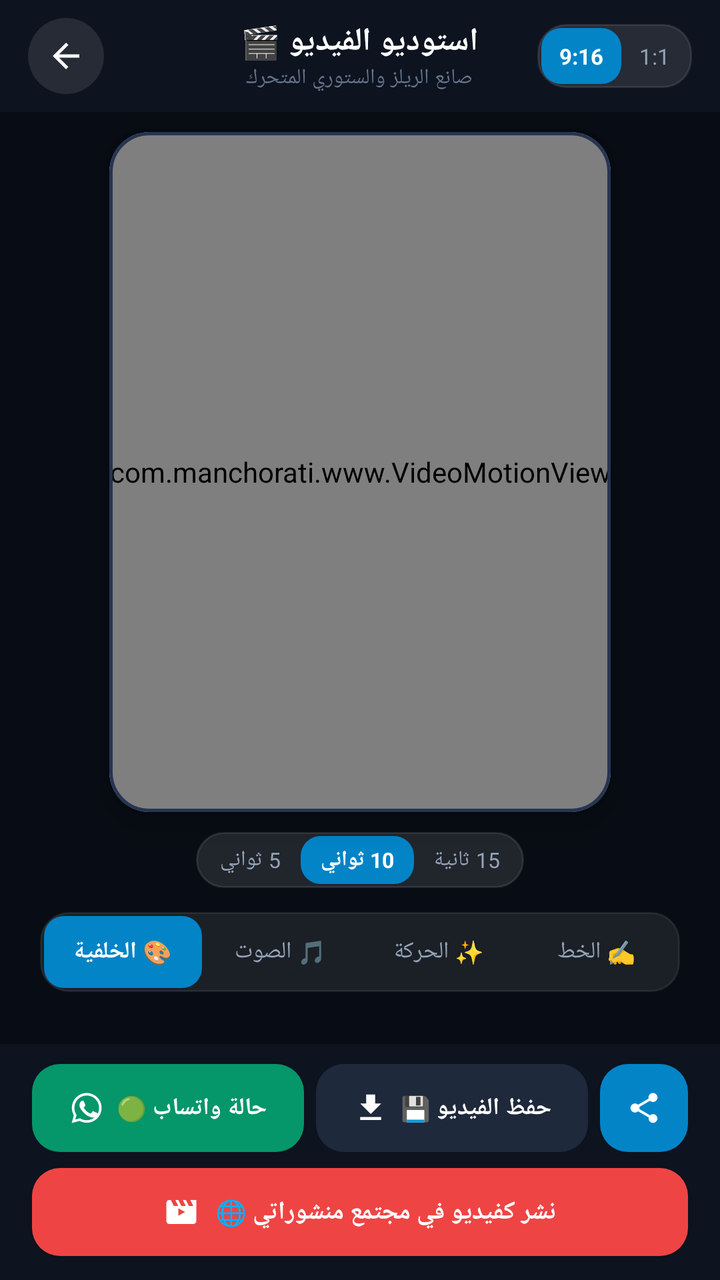
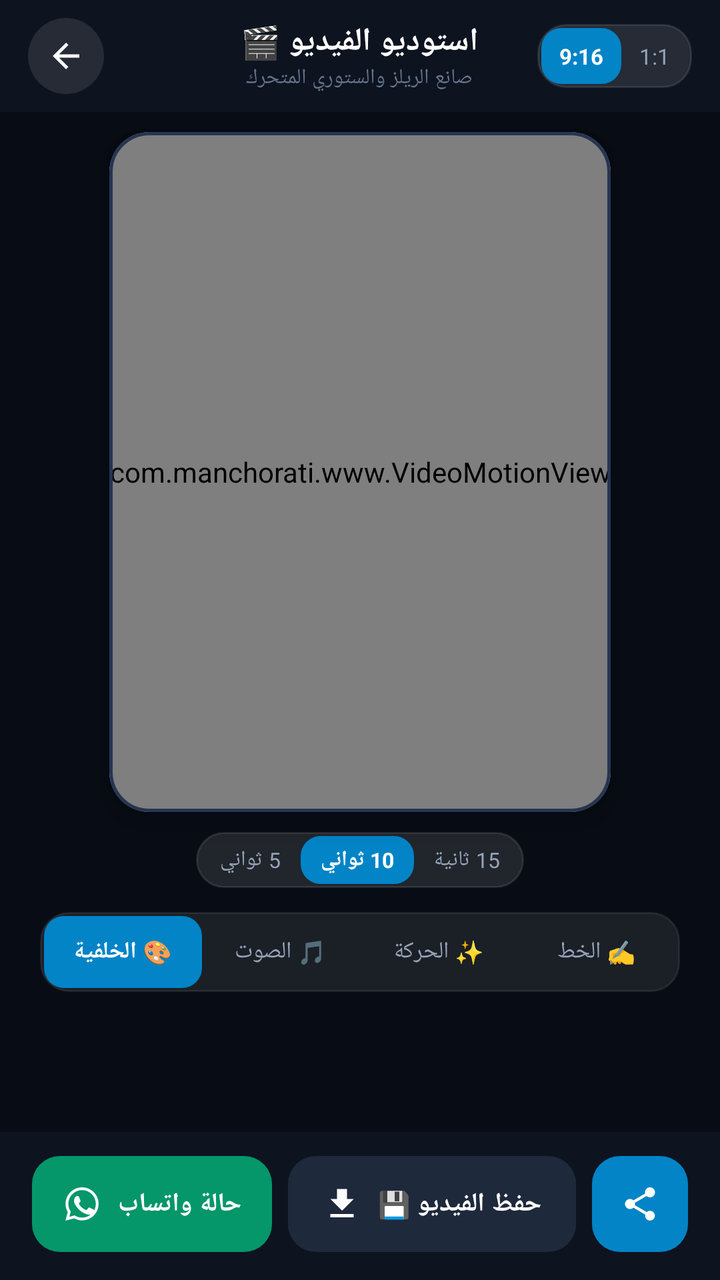

Screens rendered from an Android XML layout before and after an edit, with the pre-edit source and the edit as a unified diff.
<!-- AndroidManifest.xml: application theme Theme.Material3.DayNight.NoActionBar -->
<!-- res/layout/activity_video_studio.xml -->
<?xml version="1.0" encoding="utf-8"?>
<LinearLayout xmlns:android="http://schemas.android.com/apk/res/android"
    xmlns:app="http://schemas.android.com/apk/res-auto"
    xmlns:tools="http://schemas.android.com/tools"
    android:layout_width="match_parent"
    android:layout_height="match_parent"
    android:background="#080C14"
    android:orientation="vertical">

    
    <LinearLayout
        android:id="@+id/layoutStudioHeader"
        android:layout_width="match_parent"
        android:layout_height="wrap_content"
        android:background="#0D131F"
        android:orientation="vertical">

        
        <View
            android:id="@+id/statusBarSpacer"
            android:layout_width="match_parent"
            android:layout_height="0dp" />

        
        <RelativeLayout
            android:layout_width="match_parent"
            android:layout_height="56dp"
            android:paddingHorizontal="14dp">

            
            <FrameLayout
                android:id="@+id/btnBackContainer"
                android:layout_width="38dp"
                android:layout_height="38dp"
                android:layout_alignParentStart="true"
                android:layout_centerVertical="true"
                android:background="@drawable/bg_send_comment_circle"
                android:backgroundTint="#1AFFFFFF"
                android:clickable="true"
                android:focusable="true">

                <ImageView
                    android:id="@+id/btnBack"
                    android:layout_width="20dp"
                    android:layout_height="20dp"
                    android:layout_gravity="center"
                    android:src="@drawable/ic_arrow_back"
                    app:tint="#FFFFFF" />
            </FrameLayout>

            
            <LinearLayout
                android:layout_width="wrap_content"
                android:layout_height="wrap_content"
                android:layout_centerInParent="true"
                android:gravity="center"
                android:orientation="vertical">

                <TextView
                    android:layout_width="wrap_content"
                    android:layout_height="wrap_content"
                    android:text="استوديو الفيديو 🎬"
                    android:textColor="#FFFFFF"
                    android:textSize="16sp"
                    android:textStyle="bold" />

                <TextView
                    android:layout_width="wrap_content"
                    android:layout_height="wrap_content"
                    android:text="صانع الريلز والستوري المتحرك"
                    android:textColor="#64748B"
                    android:textSize="10.5sp" />
            </LinearLayout>

            
            <LinearLayout
                android:layout_width="wrap_content"
                android:layout_height="32dp"
                android:layout_alignParentEnd="true"
                android:layout_centerVertical="true"
                android:background="@drawable/bg_segment_container"
                android:backgroundTint="#1AFFFFFF"
                android:orientation="horizontal"
                android:padding="2dp">

                <TextView
                    android:id="@+id/btnRatioStory"
                    android:layout_width="wrap_content"
                    android:layout_height="match_parent"
                    android:background="@drawable/bg_segment_btn_active"
                    android:clickable="true"
                    android:focusable="true"
                    android:gravity="center"
                    android:paddingHorizontal="9dp"
                    android:text="9:16"
                    android:textColor="#FFFFFF"
                    android:textSize="11sp"
                    android:textStyle="bold" />

                <TextView
                    android:id="@+id/btnRatioSquare"
                    android:layout_width="wrap_content"
                    android:layout_height="match_parent"
                    android:background="@null"
                    android:clickable="true"
                    android:focusable="true"
                    android:gravity="center"
                    android:paddingHorizontal="9dp"
                    android:text="1:1"
                    android:textColor="#94A3B8"
                    android:textSize="11sp" />
            </LinearLayout>
        </RelativeLayout>
    </LinearLayout>

    
    <ScrollView
        android:layout_width="match_parent"
        android:layout_height="0dp"
        android:layout_weight="1"
        android:fillViewport="true"
        android:scrollbars="none">

        <LinearLayout
            android:layout_width="match_parent"
            android:layout_height="wrap_content"
            android:gravity="center_horizontal"
            android:orientation="vertical"
            android:paddingBottom="16dp">

            
            <com.google.android.material.card.MaterialCardView
                android:id="@+id/cardPreviewMockup"
                android:layout_width="wrap_content"
                android:layout_height="340dp"
                android:layout_gravity="center_horizontal"
                android:layout_marginTop="10dp"
                app:cardBackgroundColor="#050811"
                app:cardCornerRadius="20dp"
                app:cardElevation="8dp"
                app:strokeColor="#253552"
                app:strokeWidth="1.5dp"
                app:cardPreventCornerOverlap="true">

                <FrameLayout
                    android:layout_width="wrap_content"
                    android:layout_height="match_parent">

                    <com.manchorati.www.VideoMotionView
                        android:id="@+id/videoMotionView"
                        android:layout_width="wrap_content"
                        android:layout_height="match_parent"
                        android:layout_gravity="center" />

                    
                    <ImageView
                        android:id="@+id/ivPlayPauseIndicator"
                        android:layout_width="56dp"
                        android:layout_height="56dp"
                        android:layout_gravity="center"
                        android:background="@drawable/bg_send_comment_circle"
                        android:backgroundTint="#80000000"
                        android:padding="16dp"
                        android:src="@drawable/ic_video_play"
                        android:visibility="gone"
                        app:tint="#FFFFFF" />

                </FrameLayout>
            </com.google.android.material.card.MaterialCardView>

            
            <LinearLayout
                android:layout_width="wrap_content"
                android:layout_height="28dp"
                android:layout_marginTop="10dp"
                android:background="@drawable/bg_segment_container"
                android:backgroundTint="#1AFFFFFF"
                android:orientation="horizontal"
                android:padding="2dp">

                <TextView
                    android:id="@+id/btnDur5s"
                    android:layout_width="wrap_content"
                    android:layout_height="match_parent"
                    android:background="@null"
                    android:clickable="true"
                    android:focusable="true"
                    android:gravity="center"
                    android:paddingHorizontal="10dp"
                    android:text="5 ثواني"
                    android:textColor="#94A3B8"
                    android:textSize="10.5sp" />

                <TextView
                    android:id="@+id/btnDur10s"
                    android:layout_width="wrap_content"
                    android:layout_height="match_parent"
                    android:background="@drawable/bg_segment_btn_active"
                    android:clickable="true"
                    android:focusable="true"
                    android:gravity="center"
                    android:paddingHorizontal="10dp"
                    android:text="10 ثواني"
                    android:textColor="#FFFFFF"
                    android:textSize="10.5sp"
                    android:textStyle="bold" />

                <TextView
                    android:id="@+id/btnDur15s"
                    android:layout_width="wrap_content"
                    android:layout_height="match_parent"
                    android:background="@null"
                    android:clickable="true"
                    android:focusable="true"
                    android:gravity="center"
                    android:paddingHorizontal="10dp"
                    android:text="15 ثانية"
                    android:textColor="#94A3B8"
                    android:textSize="10.5sp" />
            </LinearLayout>

            
            <LinearLayout
                android:id="@+id/layoutCustomMediaWarning"
                android:layout_width="match_parent"
                android:layout_height="wrap_content"
                android:layout_marginHorizontal="20dp"
                android:layout_marginTop="10dp"
                android:background="@drawable/bg_card_white"
                android:backgroundTint="#1F991B1B"
                android:gravity="center_vertical"
                android:orientation="horizontal"
                android:padding="10dp"
                android:visibility="gone"
                tools:visibility="visible">

                <TextView
                    android:layout_width="wrap_content"
                    android:layout_height="wrap_content"
                    android:text="🔒"
                    android:textSize="16sp" />

                <TextView
                    android:layout_width="0dp"
                    android:layout_height="wrap_content"
                    android:layout_marginStart="8dp"
                    android:layout_weight="1"
                    android:text="محتوى مخصص: متاح للتصدير والمشاركة على واتساب وتطبيقات التواصل فقط (لحفظ الخصوصية وحقوق الملكية)."
                    android:textColor="#FCA5A5"
                    android:textSize="11sp" />
            </LinearLayout>

            
            <LinearLayout
                android:layout_width="match_parent"
                android:layout_height="40dp"
                android:layout_marginHorizontal="20dp"
                android:layout_marginTop="12dp"
                android:background="@drawable/bg_segment_container"
                android:backgroundTint="#14FFFFFF"
                android:orientation="horizontal"
                android:padding="2dp">

                <TextView
                    android:id="@+id/tabMotion"
                    android:layout_width="0dp"
                    android:layout_height="match_parent"
                    android:layout_weight="1"
                    android:background="@drawable/bg_segment_btn_active"
                    android:clickable="true"
                    android:focusable="true"
                    android:gravity="center"
                    android:text="🎨 الخلفية"
                    android:textColor="#FFFFFF"
                    android:textSize="11.5sp"
                    android:textStyle="bold" />

                <TextView
                    android:id="@+id/tabAudio"
                    android:layout_width="0dp"
                    android:layout_height="match_parent"
                    android:layout_weight="1"
                    android:background="@null"
                    android:clickable="true"
                    android:focusable="true"
                    android:gravity="center"
                    android:text="🎵 الصوت"
                    android:textColor="#94A3B8"
                    android:textSize="11.5sp" />

                <TextView
                    android:id="@+id/tabAnim"
                    android:layout_width="0dp"
                    android:layout_height="match_parent"
                    android:layout_weight="1"
                    android:background="@null"
                    android:clickable="true"
                    android:focusable="true"
                    android:gravity="center"
                    android:text="✨ الحركة"
                    android:textColor="#94A3B8"
                    android:textSize="11.5sp" />

                <TextView
                    android:id="@+id/tabFont"
                    android:layout_width="0dp"
                    android:layout_height="match_parent"
                    android:layout_weight="1"
                    android:background="@null"
                    android:clickable="true"
                    android:focusable="true"
                    android:gravity="center"
                    android:text="✍️ الخط"
                    android:textColor="#94A3B8"
                    android:textSize="11.5sp" />
            </LinearLayout>

            
            <HorizontalScrollView
                android:id="@+id/scrollMotion"
                android:layout_width="match_parent"
                android:layout_height="wrap_content"
                android:layout_marginTop="10dp"
                android:clipToPadding="false"
                android:paddingHorizontal="20dp"
                android:scrollbars="none">

                <LinearLayout
                    android:id="@+id/layoutMotionPresets"
                    android:layout_width="wrap_content"
                    android:layout_height="wrap_content"
                    android:orientation="horizontal" />
            </HorizontalScrollView>

            
            <HorizontalScrollView
                android:id="@+id/scrollAudio"
                android:layout_width="match_parent"
                android:layout_height="wrap_content"
                android:layout_marginTop="10dp"
                android:clipToPadding="false"
                android:paddingHorizontal="20dp"
                android:scrollbars="none"
                android:visibility="gone">

                <LinearLayout
                    android:id="@+id/layoutAudioPresets"
                    android:layout_width="wrap_content"
                    android:layout_height="wrap_content"
                    android:orientation="horizontal" />
            </HorizontalScrollView>

            
            <HorizontalScrollView
                android:id="@+id/scrollAnim"
                android:layout_width="match_parent"
                android:layout_height="wrap_content"
                android:layout_marginTop="10dp"
                android:clipToPadding="false"
                android:paddingHorizontal="20dp"
                android:scrollbars="none"
                android:visibility="gone">

                <LinearLayout
                    android:id="@+id/layoutAnimStyles"
                    android:layout_width="wrap_content"
                    android:layout_height="wrap_content"
                    android:orientation="horizontal" />
            </HorizontalScrollView>

            
            <HorizontalScrollView
                android:id="@+id/scrollFont"
                android:layout_width="match_parent"
                android:layout_height="wrap_content"
                android:layout_marginTop="10dp"
                android:clipToPadding="false"
                android:paddingHorizontal="20dp"
                android:scrollbars="none"
                android:visibility="gone">

                <LinearLayout
                    android:id="@+id/layoutFontPresets"
                    android:layout_width="wrap_content"
                    android:layout_height="wrap_content"
                    android:orientation="horizontal" />
            </HorizontalScrollView>

        </LinearLayout>
    </ScrollView>

    
    <LinearLayout
        android:id="@+id/layoutBottomDock"
        android:layout_width="match_parent"
        android:layout_height="wrap_content"
        android:background="#0D131F"
        android:orientation="vertical"
        android:paddingHorizontal="16dp"
        android:paddingTop="10dp"
        android:paddingBottom="12dp">

        
        <LinearLayout
            android:layout_width="match_parent"
            android:layout_height="44dp"
            android:orientation="horizontal">

            
            <LinearLayout
                android:id="@+id/btnShareWhatsApp"
                android:layout_width="0dp"
                android:layout_height="match_parent"
                android:layout_marginEnd="6dp"
                android:layout_weight="1"
                android:background="@drawable/bg_button_gradient_primary"
                android:backgroundTint="#059669"
                android:clickable="true"
                android:focusable="true"
                android:gravity="center"
                android:orientation="horizontal">

                <ImageView
                    android:layout_width="18dp"
                    android:layout_height="18dp"
                    android:src="@drawable/ic_whatsapp"
                    app:tint="#FFFFFF" />

                <TextView
                    android:layout_width="wrap_content"
                    android:layout_height="wrap_content"
                    android:layout_marginStart="6dp"
                    android:text="حالة واتساب 🟢"
                    android:textColor="#FFFFFF"
                    android:textSize="12sp"
                    android:textStyle="bold" />
            </LinearLayout>

            
            <LinearLayout
                android:id="@+id/btnSaveGallery"
                android:layout_width="0dp"
                android:layout_height="match_parent"
                android:layout_marginEnd="6dp"
                android:layout_weight="1"
                android:background="@drawable/bg_button_gradient_primary"
                android:backgroundTint="#1E293B"
                android:clickable="true"
                android:focusable="true"
                android:gravity="center"
                android:orientation="horizontal">

                <ImageView
                    android:layout_width="18dp"
                    android:layout_height="18dp"
                    android:src="@drawable/ic_download"
                    app:tint="#FFFFFF" />

                <TextView
                    android:layout_width="wrap_content"
                    android:layout_height="wrap_content"
                    android:layout_marginStart="6dp"
                    android:text="حفظ الفيديو 💾"
                    android:textColor="#FFFFFF"
                    android:textSize="12sp"
                    android:textStyle="bold" />
            </LinearLayout>

            
            <FrameLayout
                android:id="@+id/btnShareGeneral"
                android:layout_width="44dp"
                android:layout_height="match_parent"
                android:background="@drawable/bg_button_gradient_primary"
                android:backgroundTint="#0284C7"
                android:clickable="true"
                android:focusable="true">

                <ImageView
                    android:layout_width="18dp"
                    android:layout_height="18dp"
                    android:layout_gravity="center"
                    android:src="@drawable/ic_share_card"
                    app:tint="#FFFFFF" />
            </FrameLayout>
        </LinearLayout>

        
        <LinearLayout
            android:id="@+id/btnPublishCommunity"
            android:layout_width="match_parent"
            android:layout_height="44dp"
            android:layout_marginTop="8dp"
            android:background="@drawable/bg_button_gradient_primary"
            android:backgroundTint="#EF4444"
            android:clickable="true"
            android:focusable="true"
            android:gravity="center"
            android:orientation="horizontal">

            <ImageView
                android:layout_width="18dp"
                android:layout_height="18dp"
                android:src="@drawable/ic_video_reel"
                app:tint="#FFFFFF" />

            <TextView
                android:layout_width="wrap_content"
                android:layout_height="wrap_content"
                android:layout_marginStart="8dp"
                android:text="نشر كفيديو في مجتمع منشوراتي 🌐"
                android:textColor="#FFFFFF"
                android:textSize="12.5sp"
                android:textStyle="bold" />
        </LinearLayout>
    </LinearLayout>

</LinearLayout>
<!-- resources referenced by this layout -->
<resources>
  <!-- drawable bg_button_gradient_primary (drawable) -->
  <?xml version="1.0" encoding="utf-8"?>
  <ripple xmlns:android="http://schemas.android.com/apk/res/android"
      android:color="#33FFFFFF">
      <item>
          <shape>
              <corners android:radius="14dp" />
              <gradient
                  android:startColor="#DC2626"
                  android:endColor="#EF4444"
                  android:angle="0" />
          </shape>
      </item>
  </ripple>
  <!-- drawable bg_card_white (drawable) -->
  <?xml version="1.0" encoding="utf-8"?>
  <shape xmlns:android="http://schemas.android.com/apk/res/android">
      <solid android:color="@color/bg_card" />
      <corners android:radius="16dp" />
      <stroke android:width="1dp" android:color="@color/divider_color" />
  </shape>
  <!-- drawable bg_segment_btn_active (drawable) -->
  <?xml version="1.0" encoding="utf-8"?>
  <shape xmlns:android="http://schemas.android.com/apk/res/android">
      <solid android:color="#0284C7" />
      <corners android:radius="10dp" />
  </shape>
  <!-- drawable bg_segment_container (drawable) -->
  <?xml version="1.0" encoding="utf-8"?>
  <shape xmlns:android="http://schemas.android.com/apk/res/android">
      <solid android:color="@color/bg_card" />
      <corners android:radius="14dp" />
      <stroke android:width="1dp" android:color="@color/divider_color" />
  </shape>
  <!-- drawable bg_send_comment_circle (drawable) -->
  <?xml version="1.0" encoding="utf-8"?>
  <shape xmlns:android="http://schemas.android.com/apk/res/android"
      android:shape="oval">
      <solid android:color="#0284C7" />
  </shape>
  <!-- drawable ic_arrow_back (drawable) -->
  <vector xmlns:android="http://schemas.android.com/apk/res/android"
      android:width="24dp"
      android:height="24dp"
      android:viewportWidth="24"
      android:viewportHeight="24"
      android:autoMirrored="true">
      <path
          android:fillColor="#FFFFFFFF"
          android:pathData="M20,11H7.83l5.59,-5.59L12,4l-8,8 8,8 1.41,-1.41L7.83,13H20v-2z"/>
  </vector>
  <!-- drawable ic_download (drawable) -->
  <vector xmlns:android="http://schemas.android.com/apk/res/android"
      android:width="24dp"
      android:height="24dp"
      android:viewportWidth="24"
      android:viewportHeight="24">
      <path
          android:fillColor="@android:color/white"
          android:pathData="M19,9h-4V3H9v6H5l7,7 7,-7zM5,18v2h14v-2H5z"/>
  </vector>
  <!-- drawable ic_video_play (drawable) -->
  <vector xmlns:android="http://schemas.android.com/apk/res/android"
      android:width="24dp"
      android:height="24dp"
      android:viewportWidth="24"
      android:viewportHeight="24">
    <path
        android:fillColor="#FFFFFFFF"
        android:pathData="M8,5.14v13.72a1,1 0 0,0 1.5,0.86l11,-6.86a1,1 0 0,0 0,-1.72l-11,-6.86A1,1 0 0,0 8,5.14z"/>
  </vector>
  <!-- drawable ic_video_reel (drawable) -->
  <vector xmlns:android="http://schemas.android.com/apk/res/android"
      android:width="24dp"
      android:height="24dp"
      android:viewportWidth="24"
      android:viewportHeight="24">
    <path
        android:fillColor="#FFFFFFFF"
        android:pathData="M18,4l2,4h-3l-2,-4h-2l2,4h-3l-2,-4H8l2,4H7L5,4H4c-1.1,0 -1.99,0.9 -1.99,2L2,18c0,1.1 0.9,2 2,2h16c1.1,0 2,-0.9 2,-2V4h-4zM10,14.5v-5l4.5,2.5 -4.5,2.5z"/>
  </vector>
  <color name="bg_card">#FFFFFF</color>
  <color name="divider_color">#E2E8F0</color>
  <!-- unchanged entries left out for length: 2 -->
</resources>

<!-- the commit's change to res/layout/activity_video_studio.xml (unified diff, before → after) -->
@@ -221,37 +221,6 @@
 
             
             <LinearLayout
-                android:id="@+id/layoutCustomMediaWarning"
-                android:layout_width="match_parent"
-                android:layout_height="wrap_content"
-                android:layout_marginHorizontal="20dp"
-                android:layout_marginTop="10dp"
-                android:background="@drawable/bg_card_white"
-                android:backgroundTint="#1F991B1B"
-                android:gravity="center_vertical"
-                android:orientation="horizontal"
-                android:padding="10dp"
-                android:visibility="gone"
-                tools:visibility="visible">
-
-                <TextView
-                    android:layout_width="wrap_content"
-                    android:layout_height="wrap_content"
-                    android:text="🔒"
-                    android:textSize="16sp" />
-
-                <TextView
-                    android:layout_width="0dp"
-                    android:layout_height="wrap_content"
-                    android:layout_marginStart="8dp"
-                    android:layout_weight="1"
-                    android:text="محتوى مخصص: متاح للتصدير والمشاركة على واتساب وتطبيقات التواصل فقط (لحفظ الخصوصية وحقوق الملكية)."
-                    android:textColor="#FCA5A5"
-                    android:textSize="11sp" />
-            </LinearLayout>
-
-            
-            <LinearLayout
                 android:layout_width="match_parent"
                 android:layout_height="40dp"
                 android:layout_marginHorizontal="20dp"
@@ -395,124 +364,88 @@
         android:layout_width="match_parent"
         android:layout_height="wrap_content"
         android:background="#0D131F"
-        android:orientation="vertical"
+        android:orientation="horizontal"
         android:paddingHorizontal="16dp"
-        android:paddingTop="10dp"
-        android:paddingBottom="12dp">
+        android:paddingTop="12dp"
+        android:paddingBottom="14dp">
 
         
         <LinearLayout
-            android:layout_width="match_parent"
-            android:layout_height="44dp"
-            android:orientation="horizontal">
-
-            
-            <LinearLayout
-                android:id="@+id/btnShareWhatsApp"
-                android:layout_width="0dp"
-                android:layout_height="match_parent"
-                android:layout_marginEnd="6dp"
-                android:layout_weight="1"
-                android:background="@drawable/bg_button_gradient_primary"
-                android:backgroundTint="#059669"
-                android:clickable="true"
-                android:focusable="true"
-                android:gravity="center"
-                android:orientation="horizontal">
-
-                <ImageView
-                    android:layout_width="18dp"
-                    android:layout_height="18dp"
-                    android:src="@drawable/ic_whatsapp"
-                    app:tint="#FFFFFF" />
-
-                <TextView
-                    android:layout_width="wrap_content"
-                    android:layout_height="wrap_content"
-                    android:layout_marginStart="6dp"
-                    android:text="حالة واتساب 🟢"
-                    android:textColor="#FFFFFF"
-                    android:textSize="12sp"
-                    android:textStyle="bold" />
-            </LinearLayout>
-
-            
-            <LinearLayout
-                android:id="@+id/btnSaveGallery"
-                android:layout_width="0dp"
-                android:layout_height="match_parent"
-                android:layout_marginEnd="6dp"
-                android:layout_weight="1"
-                android:background="@drawable/bg_button_gradient_primary"
-                android:backgroundTint="#1E293B"
-                android:clickable="true"
-                android:focusable="true"
-                android:gravity="center"
-                android:orientation="horizontal">
-
-                <ImageView
-                    android:layout_width="18dp"
-                    android:layout_height="18dp"
-                    android:src="@drawable/ic_download"
-                    app:tint="#FFFFFF" />
-
-                <TextView
-                    android:layout_width="wrap_content"
-                    android:layout_height="wrap_content"
-                    android:layout_marginStart="6dp"
-                    android:text="حفظ الفيديو 💾"
-                    android:textColor="#FFFFFF"
-                    android:textSize="12sp"
-                    android:textStyle="bold" />
-            </LinearLayout>
-
-            
-            <FrameLayout
-                android:id="@+id/btnShareGeneral"
-                android:layout_width="44dp"
-                android:layout_height="match_parent"
-                android:background="@drawable/bg_button_gradient_primary"
-                android:backgroundTint="#0284C7"
-                android:clickable="true"
-                android:focusable="true">
-
-                <ImageView
-                    android:layout_width="18dp"
-                    android:layout_height="18dp"
-                    android:layout_gravity="center"
-                    android:src="@drawable/ic_share_card"
-                    app:tint="#FFFFFF" />
-            </FrameLayout>
-        </LinearLayout>
-
-        
-        <LinearLayout
-            android:id="@+id/btnPublishCommunity"
-            android:layout_width="match_parent"
-            android:layout_height="44dp"
-            android:layout_marginTop="8dp"
+            android:id="@+id/btnShareWhatsApp"
+            android:layout_width="0dp"
+            android:layout_height="48dp"
+            android:layout_marginEnd="8dp"
+            android:layout_weight="1"
             android:background="@drawable/bg_button_gradient_primary"
-            android:backgroundTint="#EF4444"
+            android:backgroundTint="#059669"
             android:clickable="true"
             android:focusable="true"
             android:gravity="center"
             android:orientation="horizontal">
 
             <ImageView
-                android:layout_width="18dp"
-                android:layout_height="18dp"
-                android:src="@drawable/ic_video_reel"
+                android:layout_width="20dp"
+                android:layout_height="20dp"
+                android:src="@drawable/ic_whatsapp"
                 app:tint="#FFFFFF" />
 
             <TextView
                 android:layout_width="wrap_content"
                 android:layout_height="wrap_content"
                 android:layout_marginStart="8dp"
-                android:text="نشر كفيديو في مجتمع منشوراتي 🌐"
+                android:text="حالة واتساب"
                 android:textColor="#FFFFFF"
-                android:textSize="12.5sp"
+                android:textSize="13sp"
                 android:textStyle="bold" />
         </LinearLayout>
+
+        
+        <LinearLayout
+            android:id="@+id/btnSaveGallery"
+            android:layout_width="0dp"
+            android:layout_height="48dp"
+            android:layout_marginEnd="8dp"
+            android:layout_weight="1.2"
+            android:background="@drawable/bg_button_gradient_primary"
+            android:backgroundTint="#1E293B"
+            android:clickable="true"
+            android:focusable="true"
+            android:gravity="center"
+            android:orientation="horizontal">
+
+            <ImageView
+                android:layout_width="20dp"
+                android:layout_height="20dp"
+                android:src="@drawable/ic_download"
+                app:tint="#FFFFFF" />
+
+            <TextView
+                android:layout_width="wrap_content"
+                android:layout_height="wrap_content"
+                android:layout_marginStart="8dp"
+                android:text="حفظ الفيديو 💾"
+                android:textColor="#FFFFFF"
+                android:textSize="13sp"
+                android:textStyle="bold" />
+        </LinearLayout>
+
+        
+        <FrameLayout
+            android:id="@+id/btnShareGeneral"
+            android:layout_width="48dp"
+            android:layout_height="48dp"
+            android:background="@drawable/bg_button_gradient_primary"
+            android:backgroundTint="#0284C7"
+            android:clickable="true"
+            android:focusable="true">
+
+            <ImageView
+                android:layout_width="20dp"
+                android:layout_height="20dp"
+                android:layout_gravity="center"
+                android:src="@drawable/ic_share_card"
+                app:tint="#FFFFFF" />
+        </FrameLayout>
     </LinearLayout>
 
 </LinearLayout>
<!-- resource entries referenced after the edit -->
@@ -14,13 +14,6 @@
           </shape>
       </item>
   </ripple>
-  <!-- drawable bg_card_white (drawable) -->
-  <?xml version="1.0" encoding="utf-8"?>
-  <shape xmlns:android="http://schemas.android.com/apk/res/android">
-      <solid android:color="@color/bg_card" />
-      <corners android:radius="16dp" />
-      <stroke android:width="1dp" android:color="@color/divider_color" />
-  </shape>
   <!-- drawable bg_segment_btn_active (drawable) -->
   <?xml version="1.0" encoding="utf-8"?>
   <shape xmlns:android="http://schemas.android.com/apk/res/android">
@@ -71,16 +64,6 @@
         android:fillColor="#FFFFFFFF"
         android:pathData="M8,5.14v13.72a1,1 0 0,0 1.5,0.86l11,-6.86a1,1 0 0,0 0,-1.72l-11,-6.86A1,1 0 0,0 8,5.14z"/>
   </vector>
-  <!-- drawable ic_video_reel (drawable) -->
-  <vector xmlns:android="http://schemas.android.com/apk/res/android"
-      android:width="24dp"
-      android:height="24dp"
-      android:viewportWidth="24"
-      android:viewportHeight="24">
-    <path
-        android:fillColor="#FFFFFFFF"
-        android:pathData="M18,4l2,4h-3l-2,-4h-2l2,4h-3l-2,-4H8l2,4H7L5,4H4c-1.1,0 -1.99,0.9 -1.99,2L2,18c0,1.1 0.9,2 2,2h16c1.1,0 2,-0.9 2,-2V4h-4zM10,14.5v-5l4.5,2.5 -4.5,2.5z"/>
-  </vector>
   <color name="bg_card">#FFFFFF</color>
   <color name="divider_color">#E2E8F0</color>
   <!-- unchanged entries left out for length: 2 -->
